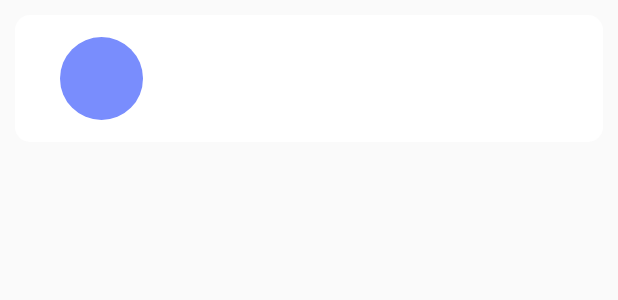
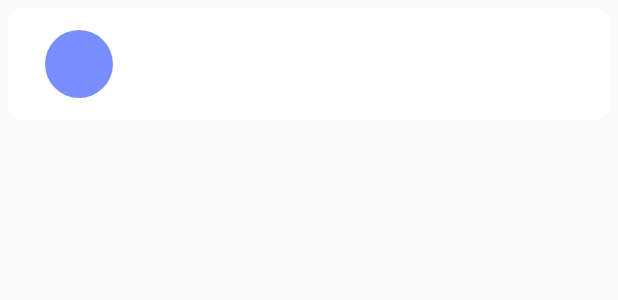
Before and after one commit to BehroozBakhtiari/Dictionary, an Android app: the layout list_item.xml on its own in the app's theme, with its tools: preview values and no code run, on a phone screen of 412 x 824 dp. Shown: the top 300 px of the screen. Run offline under Robolectric (Android 15) with nearby library versions, the phone set to English and light mode, and no system bars.

```diff
--- a/HomeWork/app/src/main/res/layout/list_item.xml
+++ b/HomeWork/app/src/main/res/layout/list_item.xml
@@ -3,21 +3,21 @@
     xmlns:android="http://schemas.android.com/apk/res/android"
     android:layout_width="match_parent"
     android:layout_height="wrap_content"
-    android:layout_margin="10dp"
+    android:layout_margin="5dp"
     android:background="@drawable/detail_style">
 
     <TextView
         android:id="@+id/tv_char"
-        android:layout_width="55dp"
-        android:layout_height="55dp"
-        android:layout_marginLeft="15dp"
-        android:layout_marginStart="15dp"
-        android:layout_marginRight="15dp"
-        android:layout_marginEnd="15dp"
+        android:layout_width="45dp"
+        android:layout_height="45dp"
+        android:layout_marginLeft="10dp"
+        android:layout_marginStart="10dp"
+        android:layout_marginRight="10dp"
+        android:layout_marginEnd="10dp"
         android:background="@drawable/circle_char"
         android:gravity="center"
         android:textColor="@color/colorTextDetail"
-        android:textSize="26sp" />
+        android:textSize="24sp" />
 
     <TextView
         android:id="@+id/tv_word"
--- a/HomeWork/app/src/main/res/values/strings.xml
+++ b/HomeWork/app/src/main/res/values/strings.xml
@@ -1,5 +1,5 @@
 <resources>
-    <string name="app_name"></string>
+    <string name="app_name">Dictionary</string>
 
     <!-- TODO: Remove or change this placeholder text -->
     <string name="hello_blank_fragment">Hello blank fragment</string>
```
Also changed, not shown: HomeWork/app/src/main/java/com/example/behrooz/homework/WordListFragment.java (+85 -20 lines), HomeWork/app/src/main/res/layout/fragment_word_list.xml (+0 -11 lines).
